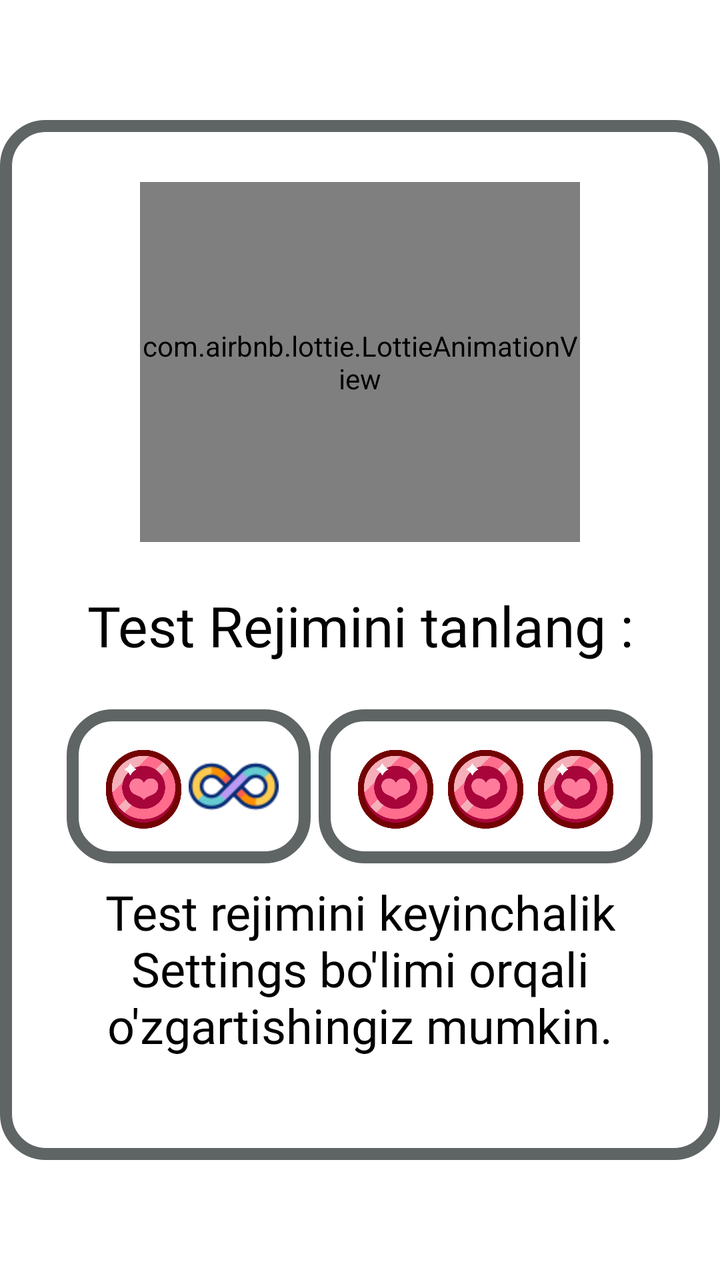
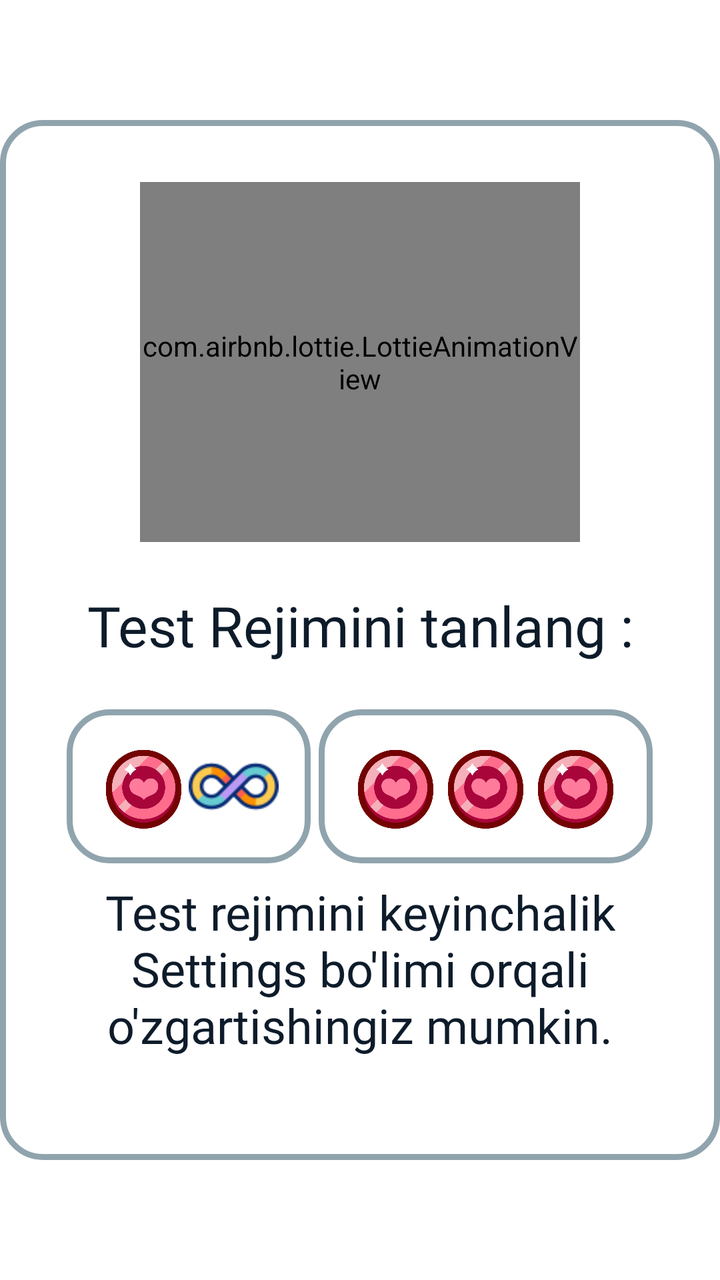

Screens rendered from an Android XML layout before and after an edit, with the pre-edit source and the edit as a unified diff.
<!-- AndroidManifest.xml: application theme Theme.KimyoTest -->
<!-- res/layout/dialog_select_test_type.xml -->
<?xml version="1.0" encoding="utf-8"?>
<androidx.constraintlayout.widget.ConstraintLayout xmlns:android="http://schemas.android.com/apk/res/android"
    xmlns:app="http://schemas.android.com/apk/res-auto"
    android:layout_width="match_parent"
    android:layout_height="match_parent"
    android:background="@color/white">

    <androidx.constraintlayout.widget.ConstraintLayout
        android:layout_width="360dp"
        android:layout_height="520dp"
        android:background="@drawable/style_background"
        app:layout_constraintBottom_toBottomOf="parent"
        app:layout_constraintEnd_toEndOf="parent"
        app:layout_constraintStart_toStartOf="parent"
        app:layout_constraintTop_toTopOf="parent">

        <com.airbnb.lottie.LottieAnimationView
            android:id="@+id/chooseTestTypeLottie"
            android:layout_width="220dp"
            android:layout_height="180dp"
            android:layout_marginTop="8dp"
            app:layout_constraintBottom_toTopOf="@id/text_noConnection"
            app:layout_constraintEnd_toEndOf="parent"
            app:layout_constraintStart_toStartOf="parent"
            app:layout_constraintTop_toTopOf="parent"
            app:lottie_autoPlay="true"
            app:lottie_loop="true"
            app:lottie_rawRes="@raw/lottie_animation_choose" />

        <androidx.appcompat.widget.AppCompatTextView
            android:id="@+id/text_noConnection"
            android:layout_width="wrap_content"
            android:layout_height="wrap_content"
            android:fontFamily="@font/pre_hear_regular"
            android:text="@string/testSelectMode"
            android:textColor="@color/black"
            android:textSize="28sp"
            app:layout_constraintBottom_toTopOf="@id/linear"
            app:layout_constraintEnd_toEndOf="parent"
            app:layout_constraintStart_toStartOf="parent"
            app:layout_constraintTop_toBottomOf="@id/chooseTestTypeLottie" />

        <androidx.appcompat.widget.LinearLayoutCompat
            android:id="@+id/linear"
            android:layout_width="match_parent"
            android:layout_height="wrap_content"
            android:layout_marginTop="32dp"
            android:gravity="center"
            android:orientation="vertical"
            app:layout_constraintBottom_toBottomOf="parent"
            app:layout_constraintEnd_toEndOf="parent"
            app:layout_constraintStart_toStartOf="parent"
            app:layout_constraintTop_toBottomOf="@id/chooseTestTypeLottie">

            <androidx.appcompat.widget.LinearLayoutCompat
                android:layout_width="match_parent"
                android:layout_height="wrap_content"
                android:orientation="horizontal"
                android:gravity="center">
                <androidx.appcompat.widget.LinearLayoutCompat
                    android:id="@+id/infinityHeartBtn"
                    android:layout_width="wrap_content"
                    android:layout_height="wrap_content"
                    android:background="@drawable/style_background"
                    android:orientation="horizontal"
                    android:padding="16dp">

                    <androidx.appcompat.widget.AppCompatImageView
                        android:layout_width="45dp"
                        android:layout_height="45dp"
                        android:layout_gravity="start"
                        app:srcCompat="@drawable/image_heart" />

                    <androidx.appcompat.widget.AppCompatImageView
                        android:layout_width="45dp"
                        android:layout_height="45dp"
                        app:srcCompat="@drawable/image_infinity_64px" />

                    <androidx.appcompat.widget.AppCompatImageView
                        android:id="@+id/testTypeInfinityHeartSelected"
                        android:layout_width="20dp"
                        android:layout_height="20dp"
                        android:layout_marginStart="8dp"
                        android:visibility="gone"
                        app:srcCompat="@drawable/image_ok_32px" />
                </androidx.appcompat.widget.LinearLayoutCompat>

                <androidx.appcompat.widget.LinearLayoutCompat
                    android:id="@+id/costHeartBtn"
                    android:layout_width="wrap_content"
                    android:layout_height="wrap_content"
                    android:layout_marginStart="4dp"
                    android:background="@drawable/style_background"
                    android:orientation="horizontal"
                    android:padding="16dp">

                    <androidx.appcompat.widget.AppCompatImageView
                        android:layout_width="45dp"
                        android:layout_height="45dp"
                        android:layout_gravity="start"
                        app:srcCompat="@drawable/image_heart" />

                    <androidx.appcompat.widget.AppCompatImageView
                        android:layout_width="45dp"
                        android:layout_height="45dp"
                        app:srcCompat="@drawable/image_heart" />

                    <androidx.appcompat.widget.AppCompatImageView
                        android:layout_width="45dp"
                        android:layout_height="45dp"
                        app:srcCompat="@drawable/image_heart" />

                    <androidx.appcompat.widget.AppCompatImageView
                        android:id="@+id/testTypeHeartSelected"
                        android:layout_width="20dp"
                        android:layout_height="20dp"
                        android:layout_marginStart="8dp"
                        android:visibility="gone"
                        app:srcCompat="@drawable/image_ok_32px" />
                </androidx.appcompat.widget.LinearLayoutCompat>
            </androidx.appcompat.widget.LinearLayoutCompat>
            <androidx.appcompat.widget.AppCompatTextView
                android:layout_width="wrap_content"
                android:layout_height="wrap_content"
                android:maxWidth="320dp"
                android:textSize="24sp"
                android:fontFamily="@font/madimi"
                android:gravity="center"
                android:textColor="@color/black"
                android:layout_marginTop="8dp"
                android:text="@string/change_test_mode_hint"/>
            <androidx.appcompat.widget.AppCompatButton
                android:id="@+id/chooseTestTypeBtn"
                android:layout_width="128dp"
                android:layout_height="64dp"
                android:layout_marginTop="16dp"
                android:background="@drawable/style_btn"
                android:text="@string/ok"
                android:visibility="gone"
                android:textSize="24sp"/>
        </androidx.appcompat.widget.LinearLayoutCompat>
    </androidx.constraintlayout.widget.ConstraintLayout>
</androidx.constraintlayout.widget.ConstraintLayout>
<!-- resources referenced by this layout -->
<resources>
  <color name="black">#FF000000</color>
  <color name="white">#FFFFFFFF</color>
  <!-- drawable image_heart: png bitmap (drawable, 34559 bytes) -->
  <!-- drawable image_infinity_64px: png bitmap (drawable, 3355 bytes) -->
  <!-- drawable image_ok_32px: png bitmap (drawable, 1190 bytes) -->
  <!-- drawable style_background (drawable) -->
  <?xml version="1.0" encoding="utf-8"?>
  <shape xmlns:android="http://schemas.android.com/apk/res/android">
      <corners android:radius="20dp"/>
      <solid android:color="@color/white"/>
      <stroke android:color="@color/appTheme" android:width="6dp"/>
  </shape>
  <!-- drawable style_btn (drawable) -->
  <?xml version="1.0" encoding="utf-8"?>
  <shape xmlns:android="http://schemas.android.com/apk/res/android">
      <corners android:radius="20dp"/>
      <stroke android:width="4dp" android:color="@color/black"/>
      <solid android:color="@color/white"/>
  </shape>
  <string name="change_test_mode_hint">Test rejimini keyinchalik Settings bo\'limi orqali o\'zgartishingiz mumkin.</string>
  <string name="ok">OK</string>
  <string name="testSelectMode">Test Rejimini tanlang :</string>
  <style name="Theme.KimyoTest" parent="Base.Theme.KimyoTest" />
  <color name="appTheme">@color/silver</color>
  <style name="Base.Theme.KimyoTest" parent="Theme.Material3.DayNight.NoActionBar">
          
          
          <item name="android:textColorPrimary">@color/black</item>
          <item name="android:windowBackground">@color/white</item>
      </style>
  <color name="silver">#5F6564</color>
</resources>

<!-- the commit's change to res/layout/dialog_select_test_type.xml (unified diff, before → after) -->
@@ -3,7 +3,7 @@
     xmlns:app="http://schemas.android.com/apk/res-auto"
     android:layout_width="match_parent"
     android:layout_height="match_parent"
-    android:background="@color/white">
+    android:background="?attr/colorSurface">
 
     <androidx.constraintlayout.widget.ConstraintLayout
         android:layout_width="360dp"
@@ -33,7 +33,7 @@
             android:layout_height="wrap_content"
             android:fontFamily="@font/pre_hear_regular"
             android:text="@string/testSelectMode"
-            android:textColor="@color/black"
+            android:textColor="?attr/colorOnSurface"
             android:textSize="28sp"
             app:layout_constraintBottom_toTopOf="@id/linear"
             app:layout_constraintEnd_toEndOf="parent"
@@ -126,7 +126,7 @@
                 android:textSize="24sp"
                 android:fontFamily="@font/madimi"
                 android:gravity="center"
-                android:textColor="@color/black"
+                android:textColor="?attr/colorOnSurface"
                 android:layout_marginTop="8dp"
                 android:text="@string/change_test_mode_hint"/>
             <androidx.appcompat.widget.AppCompatButton
<!-- resource entries referenced after the edit -->
@@ -1,7 +1,5 @@
 <!-- resources referenced by this layout -->
 <resources>
-  <color name="black">#FF000000</color>
-  <color name="white">#FFFFFFFF</color>
   <!-- drawable image_heart: png bitmap (drawable, 34559 bytes) -->
   <!-- drawable image_infinity_64px: png bitmap (drawable, 3355 bytes) -->
   <!-- drawable image_ok_32px: png bitmap (drawable, 1190 bytes) -->
@@ -9,27 +7,38 @@
   <?xml version="1.0" encoding="utf-8"?>
   <shape xmlns:android="http://schemas.android.com/apk/res/android">
       <corners android:radius="20dp"/>
-      <solid android:color="@color/white"/>
-      <stroke android:color="@color/appTheme" android:width="6dp"/>
+      <solid android:color="?attr/colorSurface"/>
+      <stroke android:color="?attr/colorOutline" android:width="3dp"/>
   </shape>
   <!-- drawable style_btn (drawable) -->
   <?xml version="1.0" encoding="utf-8"?>
   <shape xmlns:android="http://schemas.android.com/apk/res/android">
       <corners android:radius="20dp"/>
-      <stroke android:width="4dp" android:color="@color/black"/>
-      <solid android:color="@color/white"/>
+      <stroke android:width="3dp" android:color="?attr/colorOutline"/>
+      <solid android:color="?attr/colorSurface"/>
   </shape>
   <string name="change_test_mode_hint">Test rejimini keyinchalik Settings bo\'limi orqali o\'zgartishingiz mumkin.</string>
   <string name="ok">OK</string>
   <string name="testSelectMode">Test Rejimini tanlang :</string>
   <style name="Theme.KimyoTest" parent="Base.Theme.KimyoTest" />
-  <color name="appTheme">@color/silver</color>
   <style name="Base.Theme.KimyoTest" parent="Theme.Material3.DayNight.NoActionBar">
           
-          
-          <item name="android:textColorPrimary">@color/black</item>
-          <item name="android:windowBackground">@color/white</item>
+          <item name="android:windowBackground">@color/chem_background_light</item>
+          <item name="android:textColorPrimary">@color/chem_on_surface_light</item>
+          <item name="colorPrimary">@color/chem_primary_light</item>
+          <item name="colorOnPrimary">@color/chem_surface_light</item>
+          <item name="colorSurface">@color/chem_surface_light</item>
+          <item name="colorOnSurface">@color/chem_on_surface_light</item>
+          <item name="colorOutline">@color/chem_outline_light</item>
+          <item name="colorPrimaryContainer">@color/chem_toolbar_light</item>
+          <item name="colorSurfaceVariant">@color/chem_surface_variant_light</item>
       </style>
-  <color name="silver">#5F6564</color>
+  <color name="chem_background_light">#F0F7FF</color>
+  <color name="chem_on_surface_light">#0D1B2A</color>
+  <color name="chem_primary_light">#1565C0</color>
+  <color name="chem_surface_light">#FFFFFF</color>
+  <color name="chem_outline_light">#90A4AE</color>
+  <color name="chem_toolbar_light">#0D47A1</color>
+  <color name="chem_surface_variant_light">#E3F2FD</color>
 </resources>
 
